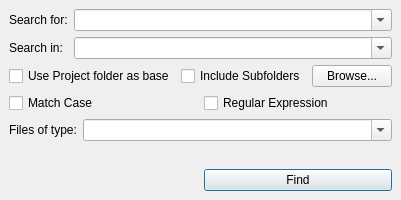
Qt form common/findinfilesdockwidget.ui (christopherpow/nesicide) before a commit.
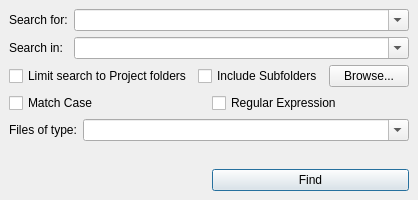
The same form after that commit. Icons and pictures are not drawn.

Commit message: Adding search toolbar widget for current-file searching.

What changed in the file:
```diff
--- a/common/findinfilesdockwidget.ui
+++ b/common/findinfilesdockwidget.ui
@@ -6,7 +6,7 @@
    <rect>
     <x>0</x>
     <y>0</y>
-    <width>368</width>
+    <width>384</width>
     <height>200</height>
    </rect>
   </property>
@@ -91,7 +91,7 @@
       <item row="1" column="0">
        <widget class="QCheckBox" name="projectFolder">
         <property name="text">
-         <string>Use Project folder as base</string>
+         <string>Limit search to Project folders</string>
         </property>
        </widget>
       </item>
```
Left out of the diff: 9 changed lines with no effect on the pictures. The commit also changes 13 other files.
